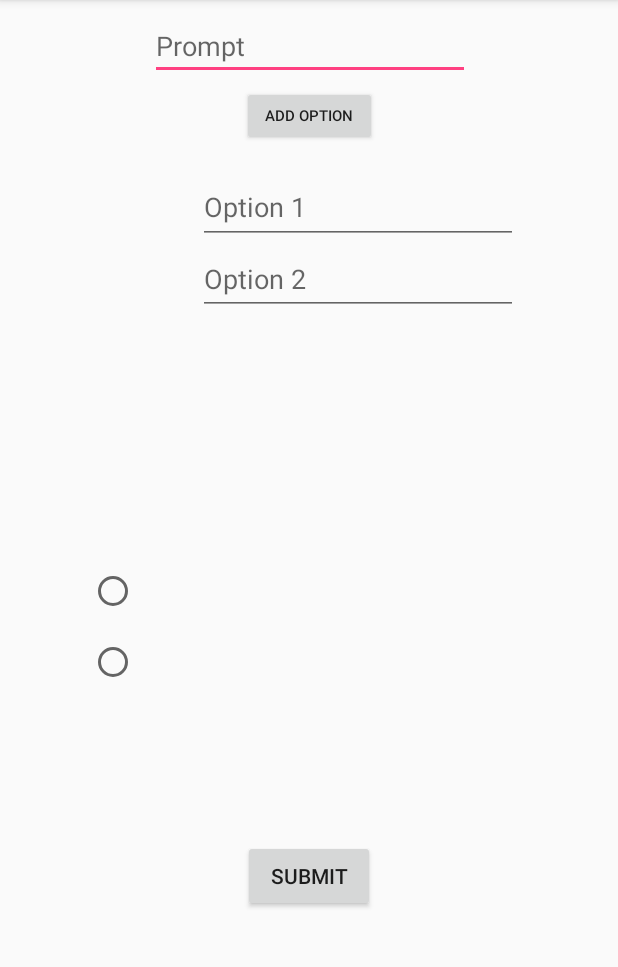
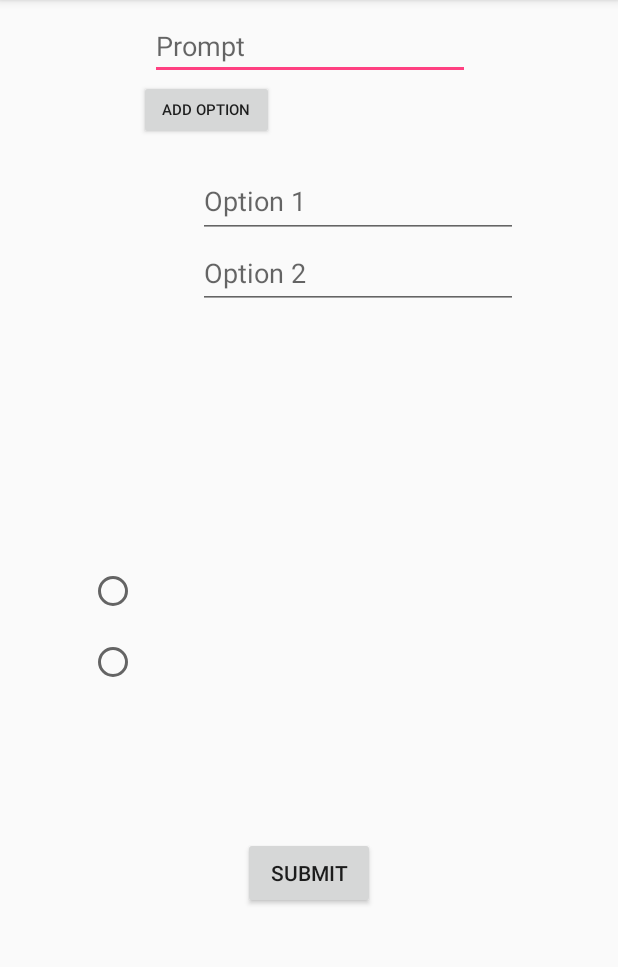
Before and after one commit to loliveto/newD6, an Android app: the fragment CreateMCQuestion shown on its own in the app's theme, on a phone screen of 412 x 824 dp, the part 84-1051 px from its top. Run offline under Robolectric (Android 15) with nearby library versions, the phone set to English and light mode, and no system bars.

Commit message:
remove mc option

```diff
--- a/app/src/main/res/layout/create_mcquestion.xml
+++ b/app/src/main/res/layout/create_mcquestion.xml
@@ -168,10 +168,10 @@
         android:layout_height="40dp"
         android:layout_marginEnd="8dp"
         android:layout_marginStart="8dp"
-        android:layout_marginTop="4dp"
         android:text="Add Option"
         android:textSize="10sp"
         app:layout_constraintEnd_toEndOf="parent"
+        app:layout_constraintHorizontal_bias="0.276"
         app:layout_constraintStart_toStartOf="parent"
         app:layout_constraintTop_toBottomOf="@+id/mcprompt" />
 
@@ -188,4 +188,18 @@
         app:layout_constraintEnd_toEndOf="parent"
         app:layout_constraintStart_toStartOf="parent"
         app:layout_constraintTop_toBottomOf="@+id/mcText6" />
+
+    <Button
+        android:id="@+id/removeOption"
+        android:layout_width="wrap_content"
+        android:layout_height="40dp"
+        android:layout_marginEnd="8dp"
+        android:layout_marginStart="8dp"
+        android:text="Remove Option"
+        android:textSize="10sp"
+        android:visibility="invisible"
+        app:layout_constraintEnd_toEndOf="parent"
+        app:layout_constraintHorizontal_bias="0.714"
+        app:layout_constraintStart_toStartOf="parent"
+        app:layout_constraintTop_toBottomOf="@+id/mcprompt" />
 </android.support.constraint.ConstraintLayout>
```
Also changed, not shown: app/src/main/java/com/example/john/quizsurvey/Views/CreateMCQuestion.java (+29 -0 lines), 2 other files.
